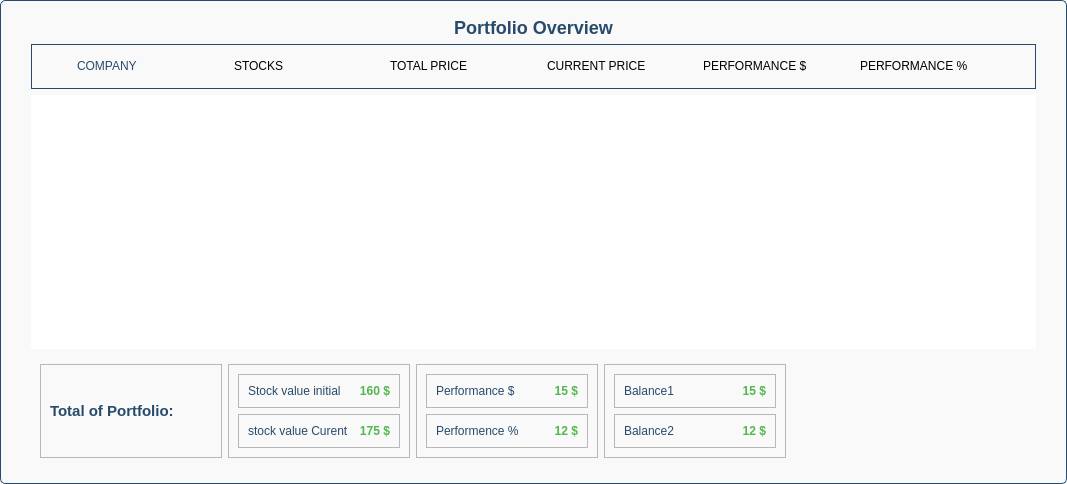
First picture: the form in view/ui/portfolio.ui, repository MYI26/My_Portfolio_Manager, before the edit.
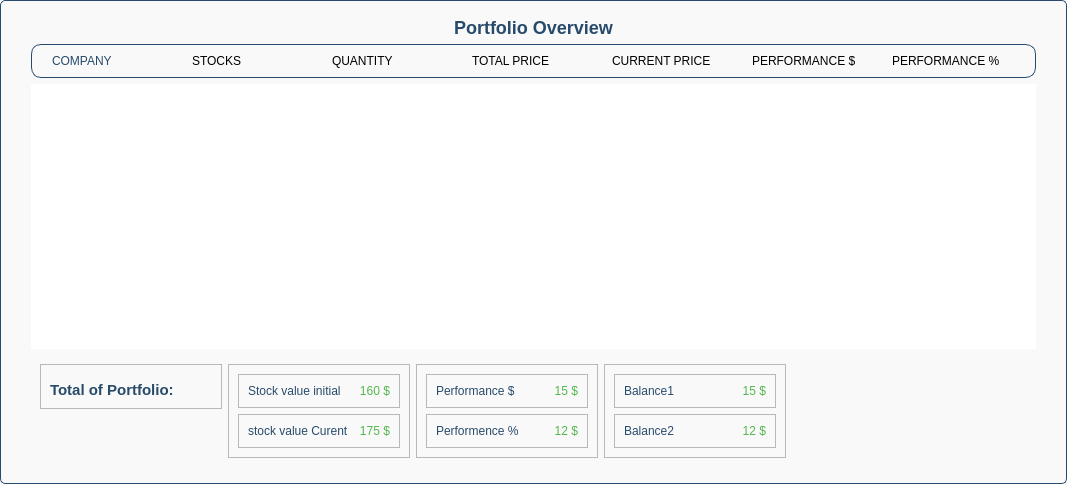
Second picture: the form after the edit.

What changed in the file:
```diff
--- a/view/ui/portfolio.ui
+++ b/view/ui/portfolio.ui
@@ -60,19 +60,16 @@
      <property name="styleSheet">
       <string notr="true">#frameHeaderRow{	
 	
-	border-bottom: 2px solid #274b6f;
-	padding: 5px;
+	border: 1px solid #274b6f;
+	border-radius: 10;
 	color: rgb(40, 73, 107);
 }</string>
      </property>
      <property name="frameShape">
-      <enum>QFrame::Box</enum>
+      <enum>QFrame::NoFrame</enum>
      </property>
      <layout class="QHBoxLayout" name="headerLayout">
       <property name="leftMargin">
-       <number>40</number>
-      </property>
-      <property name="rightMargin">
        <number>20</number>
       </property>
       <item>
@@ -92,6 +89,13 @@
         </property>
        </widget>
       </item>
+      <item>
+       <widget class="QLabel" name="label_14">
+        <property name="text">
+         <string>QUANTITY</string>
+        </property>
+       </widget>
+      </item>
       <item>
        <widget class="QLabel" name="labelTotalPrice">
         <property name="text">
@@ -131,6 +135,9 @@
      <property name="frameShape">
       <enum>QFrame::NoFrame</enum>
      </property>
+     <property name="horizontalScrollBarPolicy">
+      <enum>Qt::ScrollBarAsNeeded</enum>
+     </property>
      <property name="currentRow">
       <number>-1</number>
      </property>
@@ -187,7 +194,7 @@
              <widget class="QLabel" name="label_10">
               <property name="font">
                <font>
-                <bold>true</bold>
+                <bold>false</bold>
                </font>
               </property>
               <property name="styleSheet">
@@ -224,7 +231,7 @@
              <widget class="QLabel" name="label_12">
               <property name="font">
                <font>
-                <bold>true</bold>
+                <bold>false</bold>
                </font>
               </property>
               <property name="styleSheet">
@@ -273,7 +280,7 @@
              <widget class="QLabel" name="label_6">
               <property name="font">
                <font>
-                <bold>true</bold>
+                <bold>false</bold>
                </font>
               </property>
               <property name="styleSheet">
@@ -310,7 +317,7 @@
              <widget class="QLabel" name="label_8">
               <property name="font">
                <font>
-                <bold>true</bold>
+                <bold>false</bold>
                </font>
               </property>
               <property name="styleSheet">
@@ -359,7 +366,7 @@
              <widget class="QLabel" name="label_2">
               <property name="font">
                <font>
-                <bold>true</bold>
+                <bold>false</bold>
                </font>
               </property>
               <property name="styleSheet">
@@ -396,7 +403,7 @@
              <widget class="QLabel" name="label_4">
               <property name="font">
                <font>
-                <bold>true</bold>
+                <bold>false</bold>
                </font>
               </property>
               <property name="styleSheet">
@@ -423,7 +430,7 @@
         </layout>
        </widget>
       </item>
-      <item>
+      <item alignment="Qt::AlignTop">
        <widget class="QFrame" name="frame_4">
         <property name="frameShape">
          <enum>QFrame::StyledPanel</enum>
@@ -432,6 +439,9 @@
          <enum>QFrame::Raised</enum>
         </property>
         <layout class="QHBoxLayout" name="horizontalLayout_2">
+         <property name="topMargin">
+          <number>16</number>
+         </property>
          <item>
           <widget class="QLabel" name="label">
            <property name="font">
```
Left out of the diff: 2 changed lines with no effect on the pictures.
